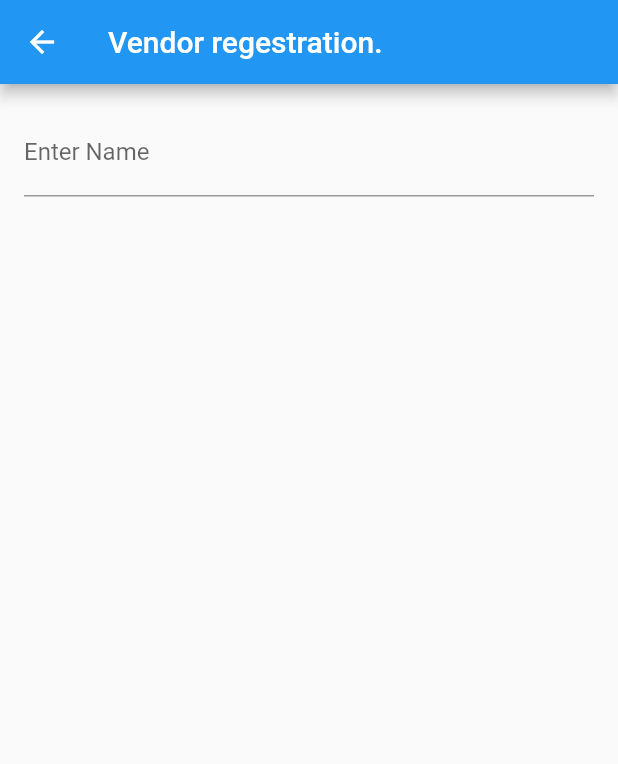
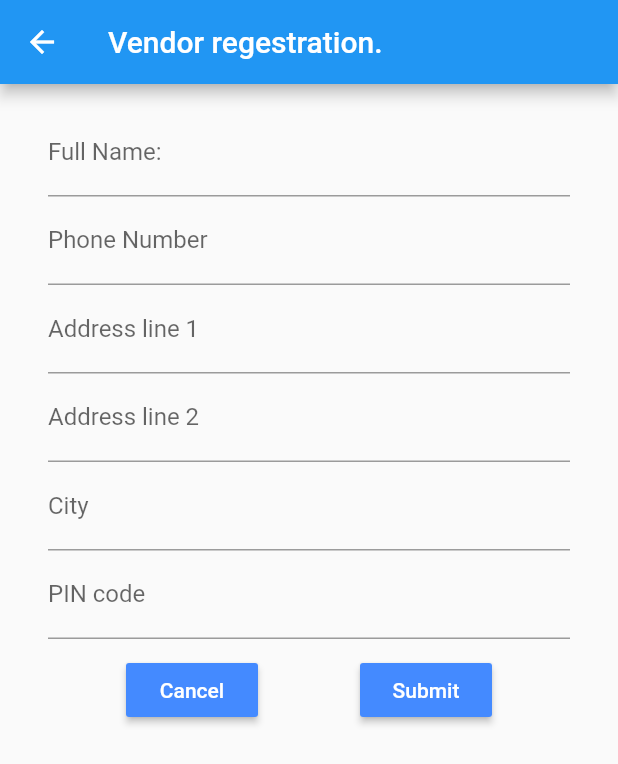
Before and after one commit to thumbeti/swaadv2, a Flutter app: the Regestration screen opened directly, on a phone screen of 412 x 824 dp. Shown: the top 764 px of the screen. Run offline on Flutter 3.47's test engine with Material 2 defaults, Android fonts, the phone set to English and light mode, and no system bars; our stand-ins replace cloud_firestore, firebase_auth; accounts and stored records are empty; network calls fail.

Commit message:
User details are added.. about to start on ordeting...

```diff
--- a/lib/auth/phoneAuthV2.dart
+++ b/lib/auth/phoneAuthV2.dart
@@ -202,15 +202,16 @@ class PhoneAuthState extends State<PhoneAuth> {
   }
   Future<bool> _checkIfUserRegistered() async {
     final FirebaseUser currentUser = await _auth.currentUser();
+    var phoneNum = _phoneNumberController.text;
 
     DocumentReference qs = Firestore.instance.collection('users').document(
-        currentUser.uid);
+        phoneNum);
     DocumentSnapshot snap = await qs.get();
     if (snap.data == null) {
       print('User does not exist.');
       return false;
     } else {
-      print('User already exists with ID' + currentUser.uid);
+      print('User already exists with ID' + currentUser.uid + phoneNum);
       return true;
     }
   }
--- a/lib/auth/regestration.dart
+++ b/lib/auth/regestration.dart
@@ -1,5 +1,8 @@
+import 'package:flutter/cupertino.dart';
 import 'package:flutter/material.dart';
 import 'package:cloud_firestore/cloud_firestore.dart';
+import 'package:swaadv2/OrderingMenu.dart';
+import '../MenuHome.dart';
 
 class Regestration extends StatefulWidget {
   @override
@@ -9,9 +12,50 @@ class Regestration extends StatefulWidget {
 class _RegestrationState extends State<Regestration> {
   final _formKey = GlobalKey();
 
+  String userName, phoneNum, address1, address2, city, pin;
+
+  getUserName(userName) {
+    this.userName = userName;
+  }
+  getPhoneNum(phoneNum) {
+    this.phoneNum = phoneNum;
+  }
+  getAddress1(address1) {
+    this.address1 = address1;
+  }
+  getAddress2(address2) {
+    this.address2 = address2;
+  }
+  getCity(city) {
+    this.city = city;
+  }
+  getPin(pin) {
+    this.pin = pin;
+  }
+
+  createDate() {
+    DocumentReference ds =
+                    Firestore.instance.collection('users').document(phoneNum);
+
+    Map<String, dynamic> users = {
+      'userName':userName,
+      'phoneNum':phoneNum,
+      'address1':address1,
+      'address2':address2,
+      'city':city,
+      'pin':pin,
+    };
+
+    ds.setData(users).whenComplete(() {
+      Text("Added");
+      print("user added..!");
+    });
+  }
+
   @override
   Widget build(BuildContext context) {
     return Scaffold(
+      resizeToAvoidBottomInset: false,
       appBar: AppBar(
         title: Text('Vendor regestration.'),
       ),
@@ -23,14 +67,91 @@ class _RegestrationState extends State<Regestration> {
                 child: Column(
                   crossAxisAlignment: CrossAxisAlignment.stretch,
                   children: <Widget>[
-                    TextFormField(
-                      decoration: InputDecoration(labelText: 'Enter Name'),
-                      validator: (value) {
-                        if (value.isEmpty) {
-                          return 'Please enter your name';
-                        }
-                      },
-                      onSaved: (val) => print(val),
+                    Padding(
+                      padding: EdgeInsets.only(left: 16.0, right: 16.0),
+                      child: TextField(
+                        // controller: _taskNameController,
+                        onChanged: (String userName){
+                          getUserName(userName);
+                        },
+                        decoration: InputDecoration(labelText: "Full Name: "),
+                      ),
+                    ),
+                    Padding(
+                      padding: EdgeInsets.only(left: 16.0, right:16.0),
+                      child: TextField(
+                        onChanged: (String phoneNum) {
+                          getPhoneNum(phoneNum);
+                        },
+                        decoration: InputDecoration(labelText: "Phone Number"),
+                      ),
+                    ),
+                    Padding(
+                      padding: EdgeInsets.only(left: 16.0, right:16.0),
+                      child: TextField(
+                        onChanged: (String address1) {
+                          getAddress1(address1);
+                        },
+                        decoration: InputDecoration(labelText: "Address line 1"),
+                      ),
+                    ),
+                    Padding(
+                      padding: EdgeInsets.only(left: 16.0, right:16.0),
+                      child: TextField(
+                        onChanged: (String address2) {
+                          getAddress2(address2);
+                        },
+                        decoration: InputDecoration(labelText: "Address line 2"),
+                      ),
+                    ),
+                    Padding(
+                      padding: EdgeInsets.only(left: 16.0, right:16.0),
+                      child: TextField(
+                        onChanged: (String city) {
+                          getCity(city);
+                        },
+                        decoration: InputDecoration(labelText: "City"),
+                      ),
+                    ),
+                    Padding(
+                      padding: EdgeInsets.only(left: 16.0, right:16.0),
+                      child: TextField(
+                        onChanged: (String pin) {
+                          getPin(pin);
+                        },
+                        decoration: InputDecoration(labelText: "PIN code"),
+                      ),
+                    ),
+                    SizedBox(
+                      height: 10.0,
+                    ),
+                    Row (
+                      mainAxisAlignment: MainAxisAlignment.spaceEvenly,
+                      children: <Widget>[
+                        RaisedButton (
+                          color: Colors.blueAccent,
+                          onPressed: () {
+                            Navigator.of(context).pop();
+                          },
+                          child: const Text (
+                            "Cancel",
+                            style: TextStyle(color: Colors.white),
+                          ),
+                        ),
+                        RaisedButton(
+                          color: Colors.blueAccent,
+                          onPressed: () {
+                            createDate();
+                            Navigator.of(context).push(
+                              MaterialPageRoute<void>(builder: (_) => OrderingMenu())
+                            );
+                          },
+                          child: const Text (
+                            "Submit",
+                            style: TextStyle(color: Colors.white),
+                          ),
+                        ),
+                      ],
                     )
                   ],
                 ),
```
Also changed, not shown: lib/models/menuItems.dart (added).
